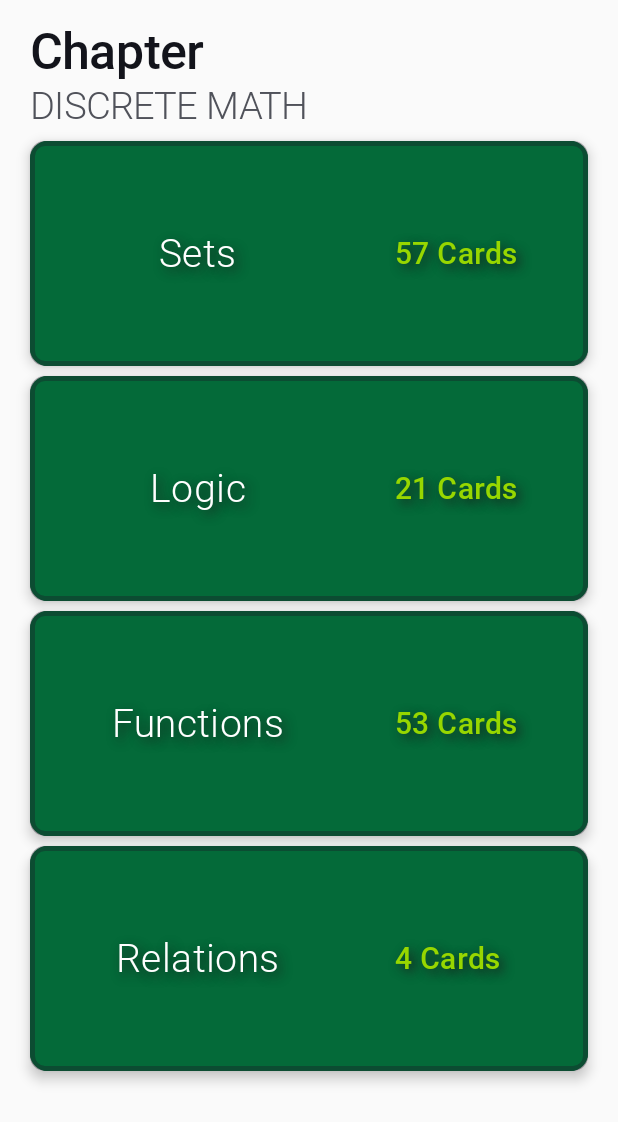
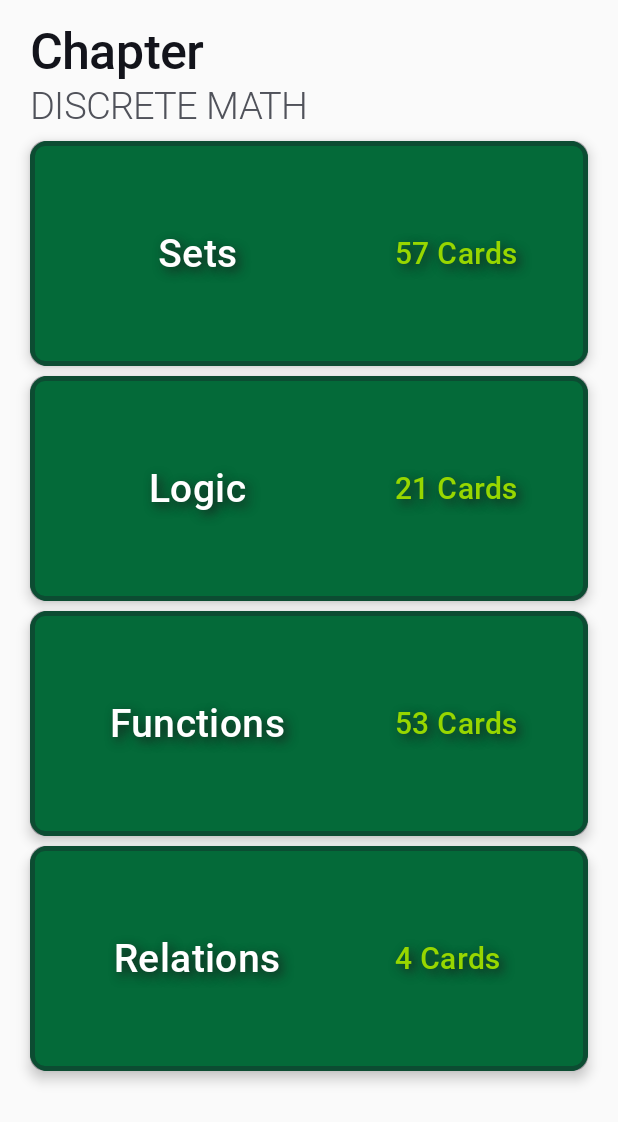
Before and after one commit to Tyler-Lopez/CS-TriviaApp, an Android app built with Jetpack Compose: the composable ChapterSelect called with empty values, on a phone screen of 412 x 824 dp. Shown: the top 1122 px of the screen. Run offline under Robolectric (Android 15) with nearby library versions, the phone set to English and light mode, and no system bars.

Commit message:
Weight adjustment

```diff
--- a/app/src/main/java/com/company/triviaapp/ChapterView.kt
+++ b/app/src/main/java/com/company/triviaapp/ChapterView.kt
@@ -102,7 +102,7 @@ fun ChapterSelect(navController: NavController, category: Int) {
                                                 blurRadius = 8f
                                             )
                                         ),
-                                        fontWeight = FontWeight.Light,
+                                        fontWeight = FontWeight.Medium,
                                     )
                                     Text(
                                         text = "${sections[section.second]?.size} Cards",
```
